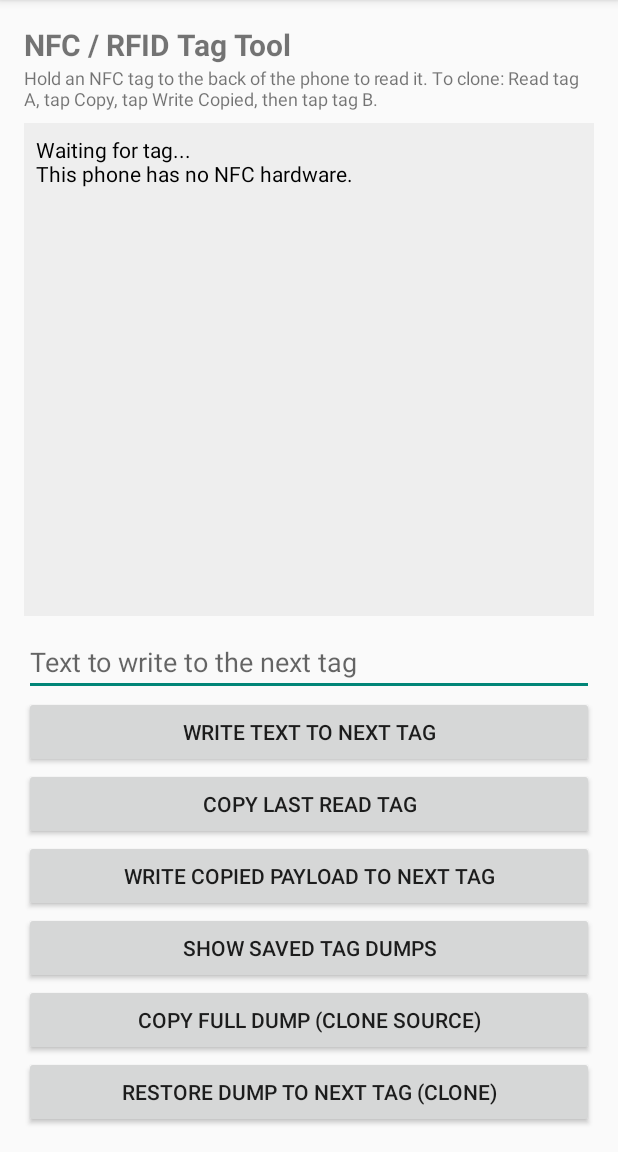
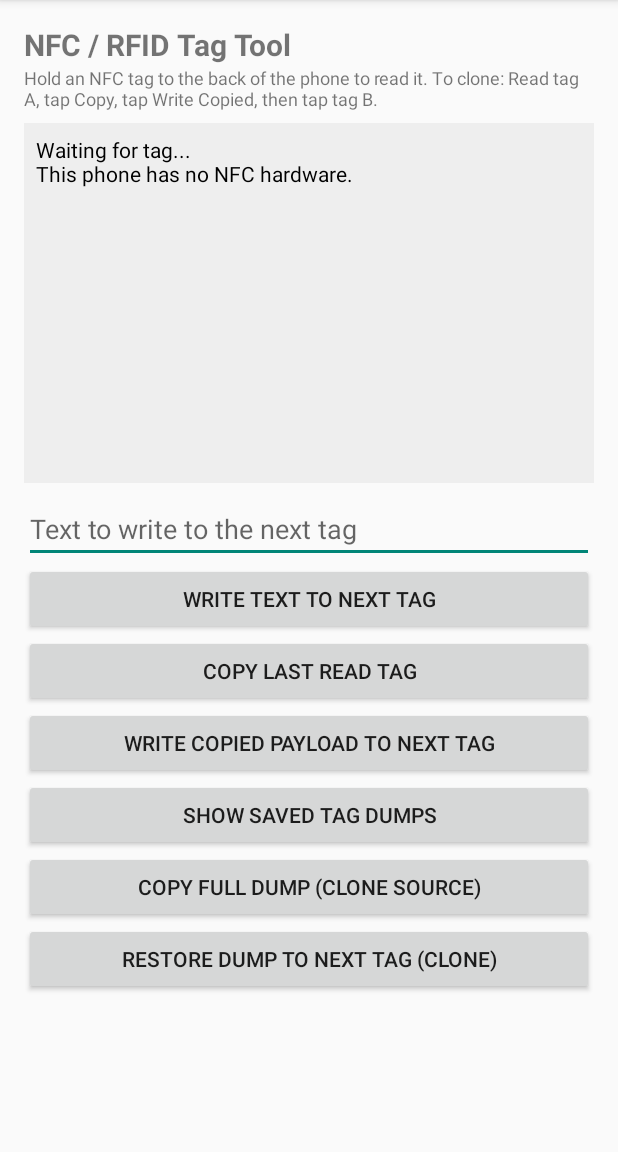
Before and after one commit to KaisoneInthavong/msa-bt-manager, an Android app: the TagActivity screen opened directly, with no data from a screen before it, on a phone screen of 412 x 824 dp, the part 84-1236 px from its top. Run offline under Robolectric (Android 15) with nearby library versions, the phone set to English and light mode, and no system bars.

Commit message:
Fix build: correct Ndef imports, real Gradle wrapper, CI + app bug fixes
The Android build was failing because Ndef/NdefFormatable were referenced as android.nfc.* (they live in android.nfc.tech.*), so every NDEF call was unresolved.

- TagActivity: import android.nfc.tech.Ndef/NdefFormatable and use them; keep hex formatting locale-independent; make write/restore arming mutually exclusive; report NFC-off/reader failures; fix 4K MIFARE sector-trailer detection; correct saved dump size.
- MainActivity: close the previous socket before reconnecting, keep a single reader thread, warn when sending with no connection, decode UTF-8.
- Restore a real Gradle 8.7 wrapper (the committed jar was 0 bytes and gradlew was a stub), add gradlew.bat.
- CI: use the committed wrapper via gradle/actions/setup-gradle, build on PRs too, fail if the APK is missing.
- UI: make the NFC screen scrollable with a fixed-height, auto-scrolling log.
- Add .gitignore/.gitattributes; bump to 1.5 (versionCode 5).

```diff
--- a/app/build.gradle
+++ b/app/build.gradle
@@ -12,8 +12,8 @@ android {
         applicationId "com.msa.btmanager"
         minSdk 24
         targetSdk 34
-        versionCode 4
-        versionName "1.4"
+        versionCode 5
+        versionName "1.5"
     }
 
     buildTypes {
--- a/app/src/main/res/layout/activity_tag.xml
+++ b/app/src/main/res/layout/activity_tag.xml
@@ -1,7 +1,12 @@
 <?xml version="1.0" encoding="utf-8"?>
-<LinearLayout xmlns:android="http://schemas.android.com/apk/res/android"
+<ScrollView xmlns:android="http://schemas.android.com/apk/res/android"
     android:layout_width="match_parent"
     android:layout_height="match_parent"
+    android:fillViewport="true">
+
+    <LinearLayout
+        android:layout_width="match_parent"
+        android:layout_height="wrap_content"
         android:orientation="vertical"
         android:padding="16dp">
 
@@ -19,10 +24,10 @@
             android:textSize="12sp" />
 
         <ScrollView
+            android:id="@+id/svTagLog"
             android:layout_width="match_parent"
-        android:layout_height="0dp"
+            android:layout_height="240dp"
             android:layout_marginTop="8dp"
-        android:layout_weight="1"
             android:background="#EEEEEE">
 
             <TextView
@@ -77,4 +82,6 @@
             android:layout_width="match_parent"
             android:layout_height="wrap_content"
             android:text="Restore dump to next tag (clone)" />
+
     </LinearLayout>
+</ScrollView>
```
Also changed, not shown: app/src/main/java/com/msa/btmanager/MainActivity.kt (+27 -8 lines), app/src/main/java/com/msa/btmanager/TagActivity.kt (+37 -12 lines), 6 other files. Lines whose indentation alone changed are shown as unchanged.
